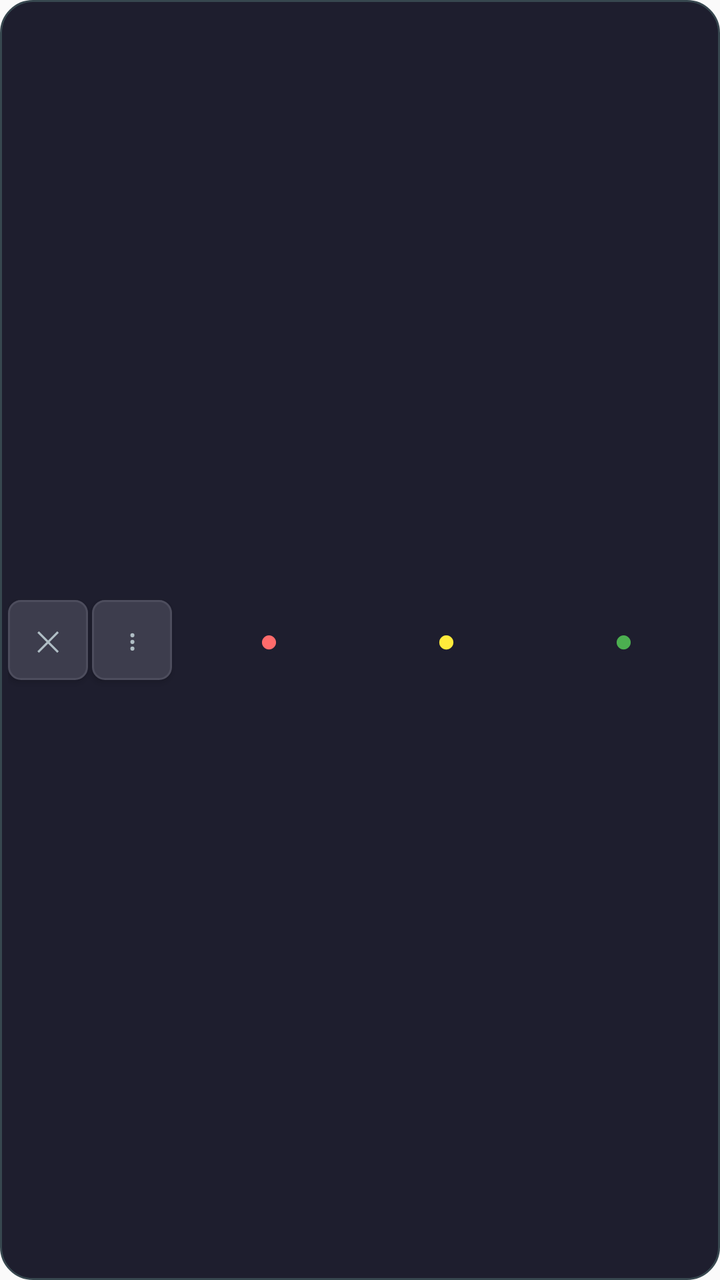
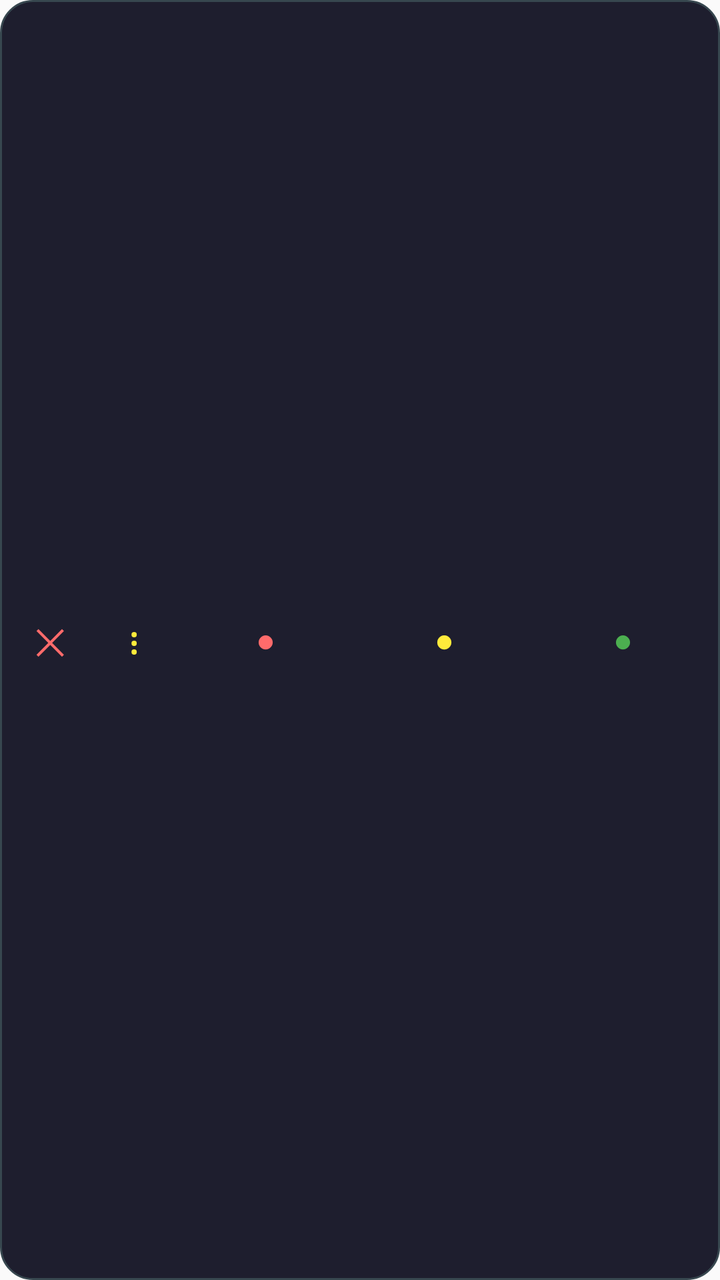

Two renders of the same Android screen: before a commit and after it. Below are the layout's source before the change and the commit's diff.
<!-- AndroidManifest.xml: application theme Theme.SignalLights -->
<!-- res/layout/overlay_layout.xml -->
<?xml version="1.0" encoding="utf-8"?>
<LinearLayout xmlns:android="http://schemas.android.com/apk/res/android"
    android:layout_width="match_parent"
    android:layout_height="match_parent"
    android:orientation="horizontal"
    android:gravity="center_vertical"
    android:padding="4dp"
    android:background="@drawable/overlay_elegant_bg">

    
    <Button
        android:id="@+id/close_button"
        android:layout_width="40dp"
        android:layout_height="40dp"
        android:text="✕"
        android:textSize="14sp"
        android:textColor="#b0bec5"
        android:background="@drawable/overlay_close_button"
        android:padding="0dp"
        android:minWidth="0dp"
        android:minHeight="0dp"
        android:layout_marginEnd="2dp" />

    
    <Button
        android:id="@+id/drag_button"
        android:layout_width="40dp"
        android:layout_height="40dp"
        android:text="⋮"
        android:textSize="14sp"
        android:textColor="#b0bec5"
        android:background="@drawable/overlay_close_button"
        android:padding="0dp"
        android:minWidth="0dp"
        android:minHeight="0dp"
        android:layout_marginEnd="4dp" />

    
    <Button
        android:id="@+id/red_button"
        android:layout_width="0dp"
        android:layout_height="40dp"
        android:layout_weight="1"
        android:text="●"
        android:textSize="16sp"
        android:textColor="#ff6b6b"
        android:background="@null"
        android:layout_margin="1dp"
        android:stateListAnimator="@null" />

    
    <Button
        android:id="@+id/yellow_button"
        android:layout_width="0dp"
        android:layout_height="40dp"
        android:layout_weight="1"
        android:text="●"
        android:textSize="16sp"
        android:textColor="#ffeb3b"
        android:background="@null"
        android:layout_margin="1dp"
        android:stateListAnimator="@null" />

    
    <Button
        android:id="@+id/green_button"
        android:layout_width="0dp"
        android:layout_height="40dp"
        android:layout_weight="1"
        android:text="●"
        android:textSize="16sp"
        android:textColor="#4caf50"
        android:background="@null"
        android:layout_margin="1dp"
        android:stateListAnimator="@null" />

</LinearLayout>
<!-- resources referenced by this layout -->
<resources>
  <!-- drawable overlay_close_button (drawable) -->
  <?xml version="1.0" encoding="utf-8"?>
  <shape xmlns:android="http://schemas.android.com/apk/res/android"
      android:shape="rectangle">
      <solid android:color="#3d3d4d" />
      <corners android:radius="6dp" />
      <stroke android:color="#4d4d5d" android:width="1dp" />
  </shape>
  <!-- drawable overlay_elegant_bg (drawable) -->
  <?xml version="1.0" encoding="utf-8"?>
  <shape xmlns:android="http://schemas.android.com/apk/res/android"
      android:shape="rectangle">
      <solid android:color="#1e1e2e" />
      <corners android:radius="16dp" />
      <stroke android:color="#37474f" android:width="1dp" />
  </shape>
  <style name="Theme.SignalLights" parent="Theme.AppCompat.Light.NoActionBar">
          <item name="colorPrimary">@color/primary</item>
          <item name="colorPrimaryDark">@color/primary_dark</item>
          <item name="colorAccent">@color/accent</item>
      </style>
  <color name="primary">#FF6200EE</color>
  <color name="primary_dark">#FF3700B3</color>
  <color name="accent">#FF03DAC5</color>
</resources>

<!-- the commit's change to res/layout/overlay_layout.xml (unified diff, before → after) -->
@@ -13,13 +13,14 @@
         android:layout_width="40dp"
         android:layout_height="40dp"
         android:text="✕"
-        android:textSize="14sp"
-        android:textColor="#b0bec5"
-        android:background="@drawable/overlay_close_button"
+        android:textSize="18sp"
+        android:textColor="#ff6b6b"
+        android:background="@null"
         android:padding="0dp"
         android:minWidth="0dp"
         android:minHeight="0dp"
-        android:layout_marginEnd="2dp" />
+        android:layout_margin="1dp"
+        android:stateListAnimator="@null" />
 
     
     <Button
@@ -27,13 +28,14 @@
         android:layout_width="40dp"
         android:layout_height="40dp"
         android:text="⋮"
-        android:textSize="14sp"
-        android:textColor="#b0bec5"
-        android:background="@drawable/overlay_close_button"
+        android:textSize="18sp"
+        android:textColor="#ffeb3b"
+        android:background="@null"
         android:padding="0dp"
         android:minWidth="0dp"
         android:minHeight="0dp"
-        android:layout_marginEnd="4dp" />
+        android:layout_margin="1dp"
+        android:stateListAnimator="@null" />
 
     
     <Button
<!-- resource entries referenced after the edit -->
@@ -1,13 +1,5 @@
 <!-- resources referenced by this layout -->
 <resources>
-  <!-- drawable overlay_close_button (drawable) -->
-  <?xml version="1.0" encoding="utf-8"?>
-  <shape xmlns:android="http://schemas.android.com/apk/res/android"
-      android:shape="rectangle">
-      <solid android:color="#3d3d4d" />
-      <corners android:radius="6dp" />
-      <stroke android:color="#4d4d5d" android:width="1dp" />
-  </shape>
   <!-- drawable overlay_elegant_bg (drawable) -->
   <?xml version="1.0" encoding="utf-8"?>
   <shape xmlns:android="http://schemas.android.com/apk/res/android"
